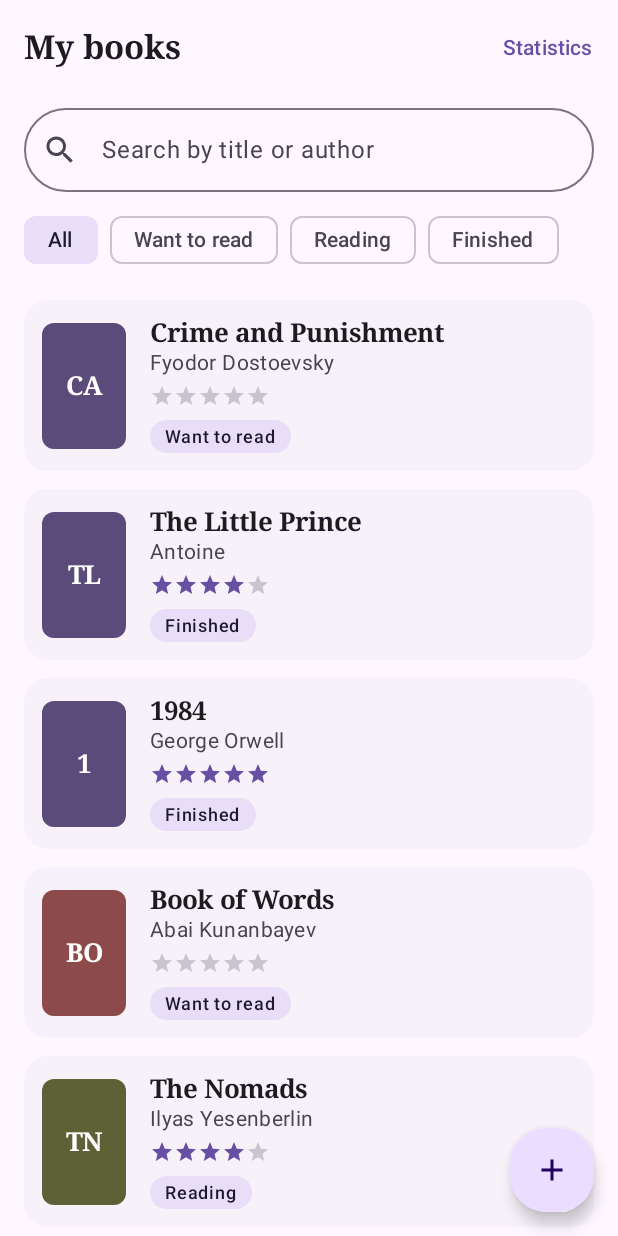
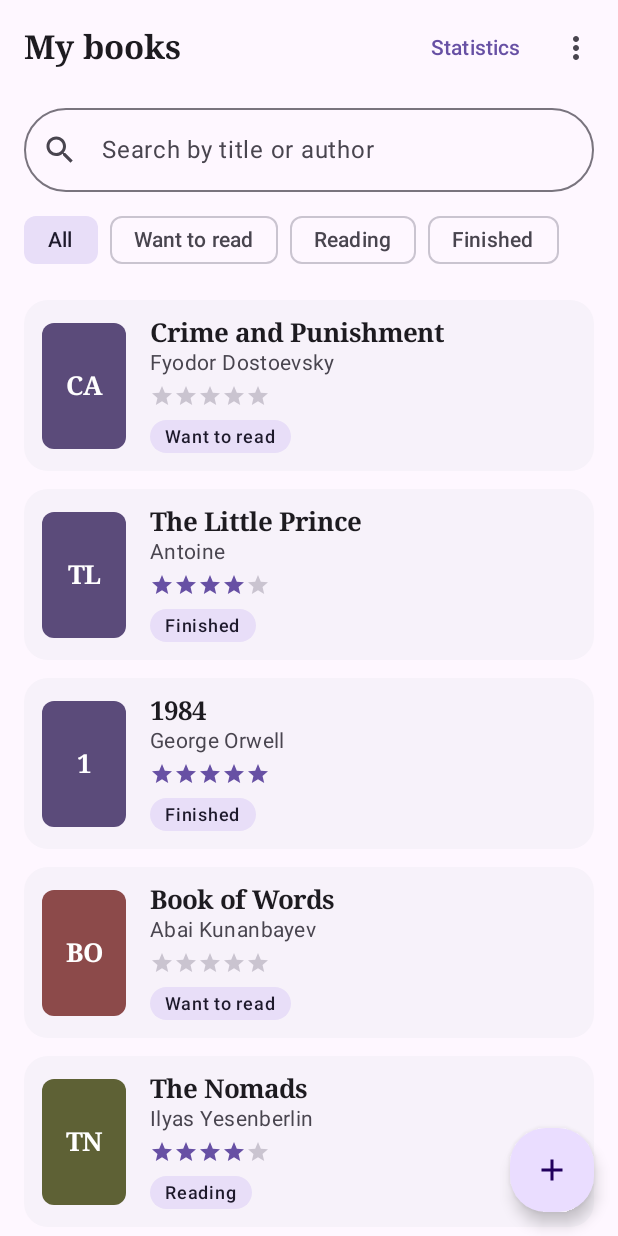
Before and after one commit to 240103071/BookShelf, an Android app built with Jetpack Compose: the HomeScreen screen opened through its navigation route, on a phone screen of 412 x 824 dp. Run offline under Robolectric (Android 15) with nearby library versions, the phone set to English and light mode, and no system bars.

Commit message:
Surytau menyu

```diff
--- a/app/src/main/java/kz/mitu/bookshelf/navigation/AppNavHost.kt
+++ b/app/src/main/java/kz/mitu/bookshelf/navigation/AppNavHost.kt
@@ -38,8 +38,10 @@ fun AppNavHost(
                 books = uiState.books,
                 query = uiState.query,
                 selectedStatus = uiState.selectedStatus,
+                selectedSort = uiState.selectedSort,
                 onQueryChange = viewModel::onQueryChange,
                 onStatusSelected = viewModel::onStatusFilterChange,
+                onSortChange = viewModel::onSortChange,
                 onBookClick = { bookId -> navController.navigate(Screen.Detail.createRoute(bookId)) },
                 onAddClick = { navController.navigate(Screen.Add.route) },
                 onStatsClick = { navController.navigate(Screen.Stats.route) }
--- a/app/src/main/java/kz/mitu/bookshelf/ui/screens/home/HomeScreen.kt
+++ b/app/src/main/java/kz/mitu/bookshelf/ui/screens/home/HomeScreen.kt
@@ -1,6 +1,7 @@
 package kz.mitu.bookshelf.ui.screens.home
 
 import androidx.compose.foundation.layout.Arrangement
+import androidx.compose.foundation.layout.Box
 import androidx.compose.foundation.layout.Column
 import androidx.compose.foundation.layout.PaddingValues
 import androidx.compose.foundation.layout.fillMaxSize
@@ -9,12 +10,22 @@ import androidx.compose.foundation.lazy.LazyColumn
 import androidx.compose.foundation.lazy.items
 import androidx.compose.material.icons.Icons
 import androidx.compose.material.icons.filled.Add
+import androidx.compose.material.icons.filled.Check
+import androidx.compose.material.icons.filled.MoreVert
+import androidx.compose.material3.DropdownMenu
+import androidx.compose.material3.DropdownMenuItem
 import androidx.compose.material3.FloatingActionButton
 import androidx.compose.material3.Icon
+import androidx.compose.material3.IconButton
+import androidx.compose.material3.MaterialTheme
 import androidx.compose.material3.Scaffold
 import androidx.compose.material3.Text
 import androidx.compose.material3.TextButton
 import androidx.compose.runtime.Composable
+import androidx.compose.runtime.getValue
+import androidx.compose.runtime.mutableStateOf
+import androidx.compose.runtime.remember
+import androidx.compose.runtime.setValue
 import androidx.compose.ui.Modifier
 import androidx.compose.ui.res.stringResource
 import androidx.compose.ui.tooling.preview.Preview
@@ -22,6 +33,7 @@ import androidx.compose.ui.unit.dp
 import kz.mitu.bookshelf.R
 import kz.mitu.bookshelf.data.model.Book
 import kz.mitu.bookshelf.data.model.BookStatus
+import kz.mitu.bookshelf.data.model.SortOption
 import kz.mitu.bookshelf.ui.components.BookCard
 import kz.mitu.bookshelf.ui.components.BookShelfTopBar
 import kz.mitu.bookshelf.ui.components.EmptyState
@@ -30,8 +42,8 @@ import kz.mitu.bookshelf.ui.components.SearchField
 import kz.mitu.bookshelf.ui.theme.BookShelfTheme
 
 /**
- * Start screen: search, status filter, list of books, "+" button
- * and a "Statistics" button in the top bar.
+ * Start screen: search, status filter, list of books, "+" button.
+ * Top bar: "Statistics" button and a ⋮ menu to choose the sort order.
  * Stateless: data comes in as parameters, actions go out as callbacks.
  * The ViewModel is connected in the navigation graph.
  */
@@ -40,13 +52,18 @@ fun HomeScreen(
     books: List<Book>,
     query: String,
     selectedStatus: BookStatus?,
+    selectedSort: SortOption,
     onQueryChange: (String) -> Unit,
     onStatusSelected: (BookStatus?) -> Unit,
+    onSortChange: (SortOption) -> Unit,
     onBookClick: (Int) -> Unit,
     onAddClick: () -> Unit,
     onStatsClick: () -> Unit,
     modifier: Modifier = Modifier
 ) {
+    // UI-only state: is the sort menu open
+    var sortMenuOpen by remember { mutableStateOf(false) }
+
     Scaffold(
         modifier = modifier,
         topBar = {
@@ -55,6 +72,39 @@ fun HomeScreen(
                 actions = {
                     TextButton(onClick = onStatsClick) {
                         Text(text = stringResource(R.string.statistics))
+                    }
+                    Box {
+                        IconButton(onClick = { sortMenuOpen = true }) {
+                            Icon(
+                                imageVector = Icons.Filled.MoreVert,
+                                contentDescription = stringResource(R.string.sort_by)
+                            )
+                        }
+                        DropdownMenu(
+                            expanded = sortMenuOpen,
+                            onDismissRequest = { sortMenuOpen = false }
+                        ) {
+                            Text(
+                                text = stringResource(R.string.sort_by),
+                                style = MaterialTheme.typography.labelMedium,
+                                color = MaterialTheme.colorScheme.onSurfaceVariant,
+                                modifier = Modifier.padding(horizontal = 12.dp, vertical = 8.dp)
+                            )
+                            SortOption.entries.forEach { option ->
+                                DropdownMenuItem(
+                                    text = { Text(text = stringResource(option.labelRes)) },
+                                    onClick = {
+                                        onSortChange(option)
+                                        sortMenuOpen = false
+                                    },
+                                    trailingIcon = {
+                                        if (option == selectedSort) {
+                                            Icon(imageVector = Icons.Filled.Check, contentDescription = null)
+                                        }
+                                    }
+                                )
+                            }
+                        }
                     }
                 }
             )
@@ -117,6 +167,14 @@ fun HomeScreen(
     }
 }
 
+/** Text for each sort option from strings.xml. */
+private val SortOption.labelRes: Int
+    get() = when (this) {
+        SortOption.TITLE -> R.string.sort_title
+        SortOption.RATING -> R.string.sort_rating
+        SortOption.RECENTLY_ADDED -> R.string.sort_recent
+    }
+
 @Preview(showBackground = true)
 @Composable
 private fun HomeScreenPreview() {
@@ -136,8 +194,10 @@ private fun HomeScreenPreview() {
             ),
             query = "",
             selectedStatus = null,
+            selectedSort = SortOption.RECENTLY_ADDED,
             onQueryChange = {},
             onStatusSelected = {},
+            onSortChange = {},
             onBookClick = {},
             onAddClick = {},
             onStatsClick = {}
--- a/app/src/main/res/values/strings.xml
+++ b/app/src/main/res/values/strings.xml
@@ -18,6 +18,10 @@
     <string name="search_books">Search by title or author</string>
     <string name="clear_search">Clear search</string>
     <string name="filter_all">All</string>
+    <string name="sort_by">Sort by</string>
+    <string name="sort_title">Title</string>
+    <string name="sort_rating">Rating</string>
+    <string name="sort_recent">Recently added</string>
     <string name="empty_books_title">No books yet</string>
     <string name="empty_books_message">Tap + to add your first book</string>
     <string name="empty_search_title">Nothing found</string>
```
